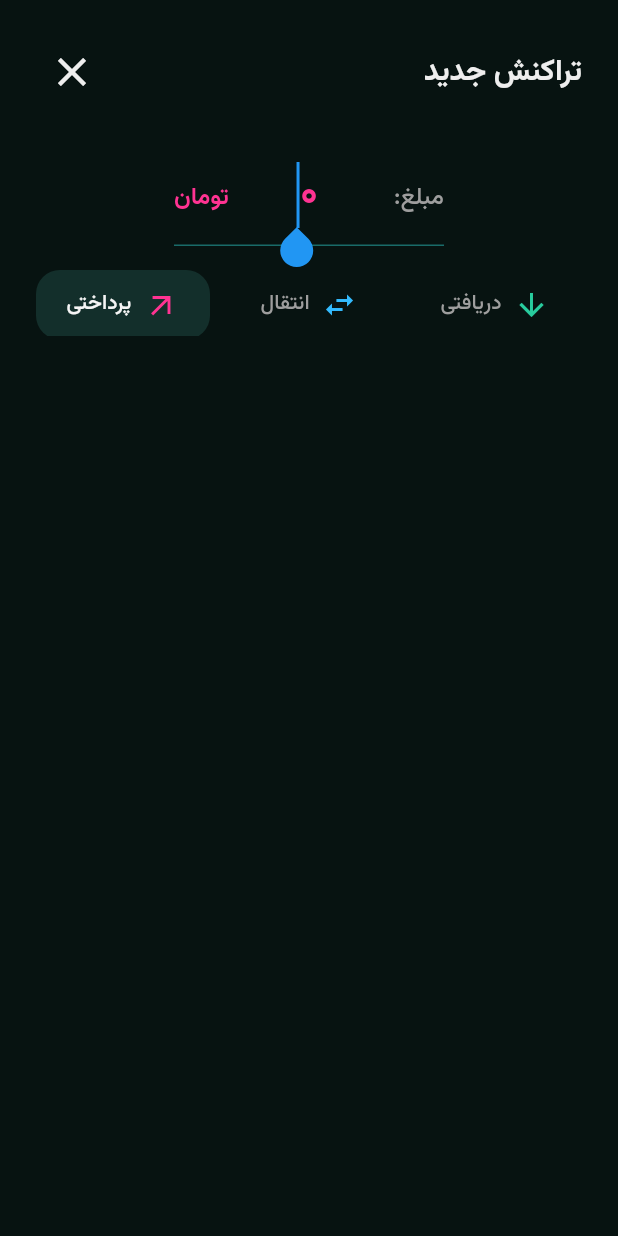
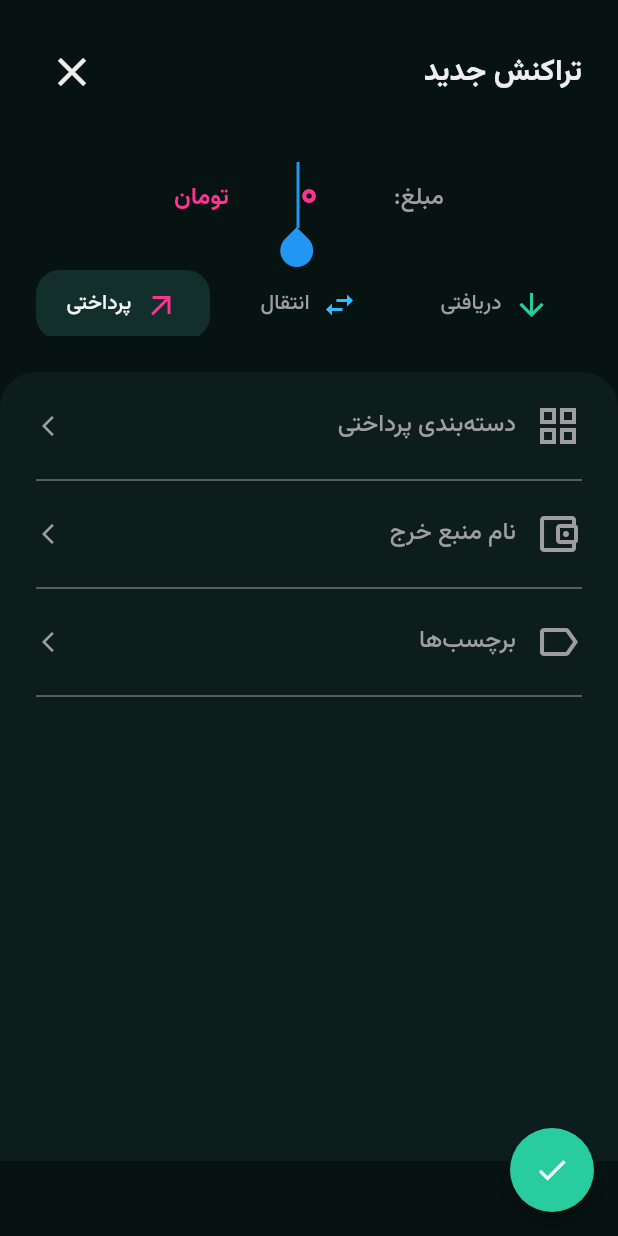
Before and after one commit to ismrtz/hyper-log, a Flutter app: the NewTransaction screen opened by its route, on a phone screen of 412 x 824 dp. Run offline on Flutter 3.47's test engine with Material 2 defaults, Android fonts, the phone set to English and light mode, and no system bars.

Commit message:
feat[widget]: add transaction filed

```diff
--- a/lib/screens/new_transaction.dart
+++ b/lib/screens/new_transaction.dart
@@ -1,4 +1,7 @@
 import 'package:flutter/material.dart';
+
+// widgets
+import '../widgets/transaction/transaction_field.dart';
 
 class NewTransaction extends StatefulWidget {
   const NewTransaction({super.key});
@@ -36,6 +39,24 @@ class _NewTransactionState extends State<NewTransaction> {
     },
   ];
 
+  List paymentFields = [
+    {
+      'name': 'category',
+      'label': 'دسته‌بندی پرداختی',
+      'icon': Icons.grid_view_outlined,
+    },
+    {
+      'name': 'resource',
+      'label': 'نام منبع خرج',
+      'icon': Icons.account_balance_wallet_outlined,
+    },
+    {
+      'name': 'label',
+      'label': 'برچسب‌ها',
+      'icon': Icons.label_outline,
+    },
+  ];
+
   dynamic get selectedTransactionType {
     return buttonsList.where((button) => button['selected']).toList();
   }
@@ -44,14 +65,22 @@ class _NewTransactionState extends State<NewTransaction> {
     Navigator.of(context).pop();
   }
 
+  void tapTransactionField(String fieldName) {
+    print(fieldName);
+  }
+
   @override
   Widget build(BuildContext context) {
     return Scaffold(
+      resizeToAvoidBottomInset: false,
       body: Container(
         color: const Color.fromRGBO(7, 19, 17, 1),
-        padding: const EdgeInsets.all(24),
         child: SafeArea(
           child: Column(children: [
+            Container(
+              padding: const EdgeInsets.all(24),
+              child: Column(
+                children: [
                   Row(
                     mainAxisAlignment: MainAxisAlignment.spaceBetween,
                     children: [
@@ -83,12 +112,12 @@ class _NewTransactionState extends State<NewTransaction> {
                               keyboardType: TextInputType.number,
                               decoration: InputDecoration(
                                 focusedBorder: const UnderlineInputBorder(
-                              borderSide: BorderSide(
-                                  color: Color.fromRGBO(25, 107, 105, 1))),
+                                    borderSide:
+                                        BorderSide(color: Colors.transparent)),
                                 suffixText: 'تومان',
                                 prefixText: 'مبلغ:',
-                          prefixStyle:
-                              const TextStyle(color: Colors.grey, fontSize: 16),
+                                prefixStyle: const TextStyle(
+                                    color: Colors.grey, fontSize: 16),
                                 suffixStyle: TextStyle(
                                     color: selectedTransactionType[0]['color'],
                                     fontSize: 16,
@@ -110,7 +139,8 @@ class _NewTransactionState extends State<NewTransaction> {
                     height: 44,
                     margin: const EdgeInsets.only(top: 16),
                     child: GridView.builder(
-                gridDelegate: const SliverGridDelegateWithFixedCrossAxisCount(
+                      gridDelegate:
+                          const SliverGridDelegateWithFixedCrossAxisCount(
                               crossAxisCount: 3,
                               crossAxisSpacing: 8,
                               mainAxisSpacing: 0,
@@ -123,10 +153,12 @@ class _NewTransactionState extends State<NewTransaction> {
                                 style: ButtonStyle(
                                     shape: MaterialStatePropertyAll(
                                         RoundedRectangleBorder(
-                                      borderRadius: BorderRadius.circular(16))),
+                                            borderRadius:
+                                                BorderRadius.circular(16))),
                                     backgroundColor: MaterialStatePropertyAll(
                                         buttonsList[index]['selected']
-                                      ? const Color.fromRGBO(19, 47, 43, 1)
+                                            ? const Color.fromRGBO(
+                                                19, 47, 43, 1)
                                             : Colors.transparent)),
                                 onPressed: () {
                                   buttonsList.forEach(
@@ -148,8 +180,33 @@ class _NewTransactionState extends State<NewTransaction> {
                       },
                     ),
                   )
+                ],
+              ),
+            ),
+            Container(
+              height: MediaQuery.of(context).size.height - 298,
+              decoration: const BoxDecoration(
+                  color: Color.fromRGBO(12, 29, 27, 1),
+                  borderRadius: BorderRadius.only(
+                      topLeft: Radius.circular(24),
+                      topRight: Radius.circular(24))),
+              child: Padding(
+                  padding: const EdgeInsets.only(top: 8),
+                  child: Column(
+                    children: paymentFields
+                        .map((field) => TransactionField(
+                            field: field,
+                            onTapTransaction: tapTransactionField))
+                        .toList(),
+                  )),
+            ),
           ]),
         ),
+      ),
+      floatingActionButton: FloatingActionButton(
+        backgroundColor: const Color.fromRGBO(40, 204, 158, 1),
+        onPressed: () {},
+        child: const Icon(Icons.done),
       ),
     );
   }
--- /dev/null
+++ b/lib/widgets/transaction/transaction_field.dart
@@ -0,0 +1,57 @@
+import 'package:flutter/material.dart';
+
+class TransactionField extends StatelessWidget {
+  const TransactionField(
+      {required this.field, required this.onTapTransaction, super.key});
+
+  final Map field;
+  final Function onTapTransaction;
+
+  @override
+  Widget build(BuildContext context) {
+    return InkWell(
+      onTap: () => onTapTransaction(field['name']),
+      child: Padding(
+        padding: const EdgeInsets.symmetric(horizontal: 24),
+        child: Column(
+          children: [
+            Container(
+              padding: const EdgeInsets.symmetric(vertical: 12),
+              child: Row(
+                mainAxisAlignment: MainAxisAlignment.spaceBetween,
+                children: [
+                  const Icon(
+                    Icons.arrow_back_ios_new,
+                    color: Colors.grey,
+                    size: 16,
+                  ),
+                  Row(
+                    children: [
+                      Text(
+                        field['label'],
+                        style:
+                            const TextStyle(color: Colors.grey, fontSize: 16),
+                      ),
+                      Container(
+                          margin: const EdgeInsets.only(left: 12),
+                          child: Icon(
+                            field['icon'],
+                            color: field.containsKey('color')
+                                ? field['color']
+                                : Colors.grey,
+                            size: 32,
+                          )),
+                    ],
+                  ),
+                ],
+              ),
+            ),
+            const Divider(
+              color: Colors.grey,
+            )
+          ],
+        ),
+      ),
+    );
+  }
+}
```
Lines whose indentation alone changed are shown as unchanged.
